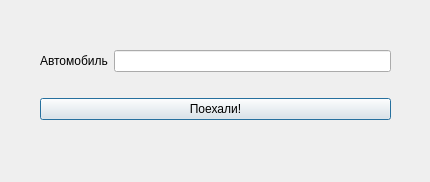
This is Qt/Lab_1/writejournal.ui in avasyutkin/term_2 as Qt 5 draws it before an edit. The edited form follows.
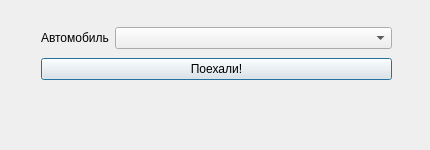
This is the edited form.

The edit to the form file:
```diff
--- a/Qt/Lab_1/writejournal.ui
+++ b/Qt/Lab_1/writejournal.ui
@@ -7,33 +7,33 @@
     <x>0</x>
     <y>0</y>
     <width>430</width>
-    <height>182</height>
+    <height>150</height>
    </rect>
   </property>
   <property name="windowTitle">
    <string>Запись на рейс</string>
   </property>
-  <widget class="QWidget" name="layoutWidget">
+  <widget class="QWidget" name="">
    <property name="geometry">
     <rect>
-     <x>40</x>
-     <y>30</y>
+     <x>41</x>
+     <y>27</y>
      <width>351</width>
-     <height>111</height>
+     <height>53</height>
     </rect>
    </property>
    <layout class="QVBoxLayout" name="verticalLayout">
     <item>
-     <layout class="QHBoxLayout" name="horizontalLayout">
-      <item>
+     <layout class="QFormLayout" name="formLayout">
+      <item row="0" column="0">
        <widget class="QLabel" name="label">
         <property name="text">
          <string>Автомобиль</string>
         </property>
        </widget>
       </item>
-      <item>
-       <widget class="QLineEdit" name="lineEdit"/>
+      <item row="0" column="1">
+       <widget class="QComboBox" name="autoo"/>
       </item>
      </layout>
     </item>
```
